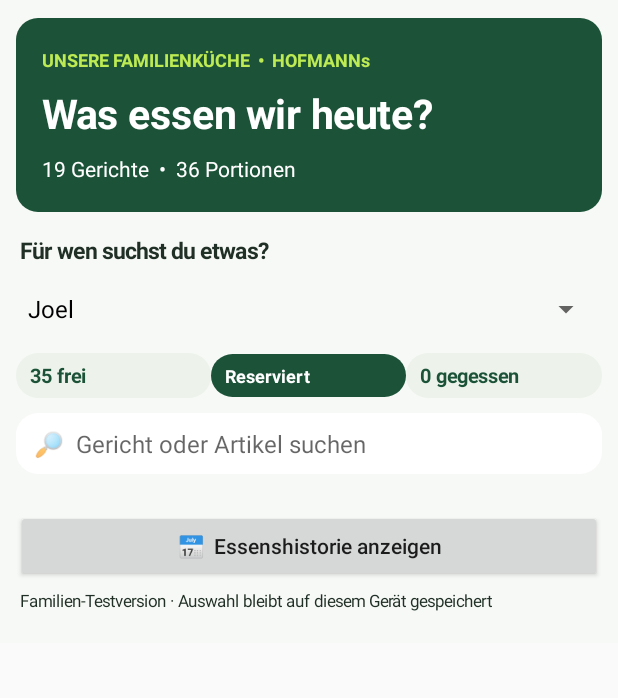
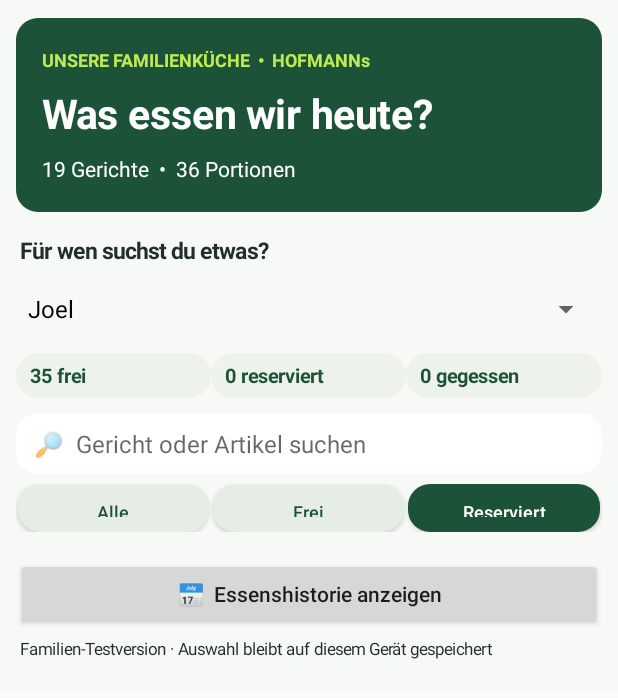
Before and after one commit to gifthub2013/Hofmann-Speisekarte-, an Android app: the screen it shows after launch (MainActivity), after a tap on "Reserviert", on a phone screen of 412 x 824 dp. Shown: the top 698 px of the screen. Run offline under Robolectric (Android 15) with nearby library versions, the phone set to English and light mode, and no system bars; 2 other taps on this screen came first.

Commit message:
Fix Java compile error from duplicate button variable

```diff
--- a/app/src/main/java/de/hofmann/familienmenue/MainActivity.java
+++ b/app/src/main/java/de/hofmann/familienmenue/MainActivity.java
@@ -153,11 +153,11 @@ public class MainActivity extends Activity {
     root.addView(search);gap(root,10);
     LinearLayout tabs=new LinearLayout(this);tabs.setOrientation(0);
     for(String label:new String[]{"Alle","Frei","Reserviert"}){
-      Button b=new Button(this);b.setText(label);b.setTextSize(12);b.setAllCaps(false);
-      b.setTextColor(label.equals(filter)?Color.WHITE:green);
-      b.setBackground(bg(label.equals(filter)?green:Color.rgb(229,237,229)));
-      b.setOnClickListener(v->{filter=label;render();});
-      LinearLayout.LayoutParams lp=new LinearLayout.LayoutParams(0,48,1);lp.setMargins(2,0,2,0);tabs.addView(b,lp);
+      Button tabButton=new Button(this);tabButton.setText(label);tabButton.setTextSize(12);tabButton.setAllCaps(false);
+      tabButton.setTextColor(label.equals(filter)?Color.WHITE:green);
+      tabButton.setBackground(bg(label.equals(filter)?green:Color.rgb(229,237,229)));
+      tabButton.setOnClickListener(v->{filter=label;render();});
+      LinearLayout.LayoutParams lp=new LinearLayout.LayoutParams(0,48,1);lp.setMargins(2,0,2,0);tabs.addView(tabButton,lp);
     }
     root.addView(tabs);gap(root,8);
     list=new LinearLayout(this);list.setOrientation(1);root.addView(list);
```
